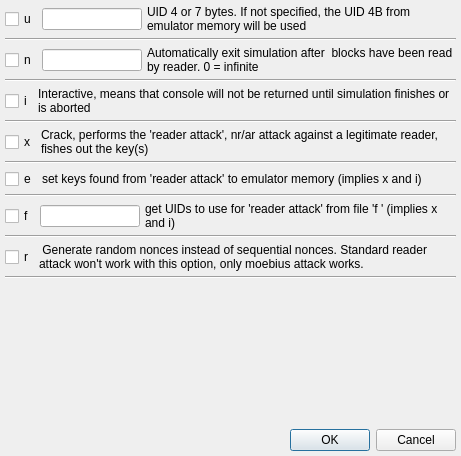
First picture: the form in ui/mf_sim_simdialog.ui, repository wh201906/Proxmark3GUI, before the edit.
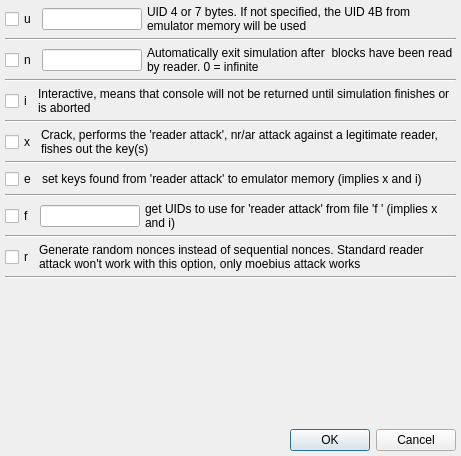
Second picture: the form after the edit.

```diff
--- a/ui/mf_sim_simdialog.ui
+++ b/ui/mf_sim_simdialog.ui
@@ -299,7 +299,7 @@
         </sizepolicy>
        </property>
        <property name="text">
-        <string> Generate random nonces instead of sequential nonces. Standard reader attack won't work with this option, only moebius attack works.</string>
+        <string>Generate random nonces instead of sequential nonces. Standard reader attack won't work with this option, only moebius attack works</string>
        </property>
        <property name="wordWrap">
         <bool>true</bool>
```
Left out of the diff: 2 changed lines with no effect on the pictures.
